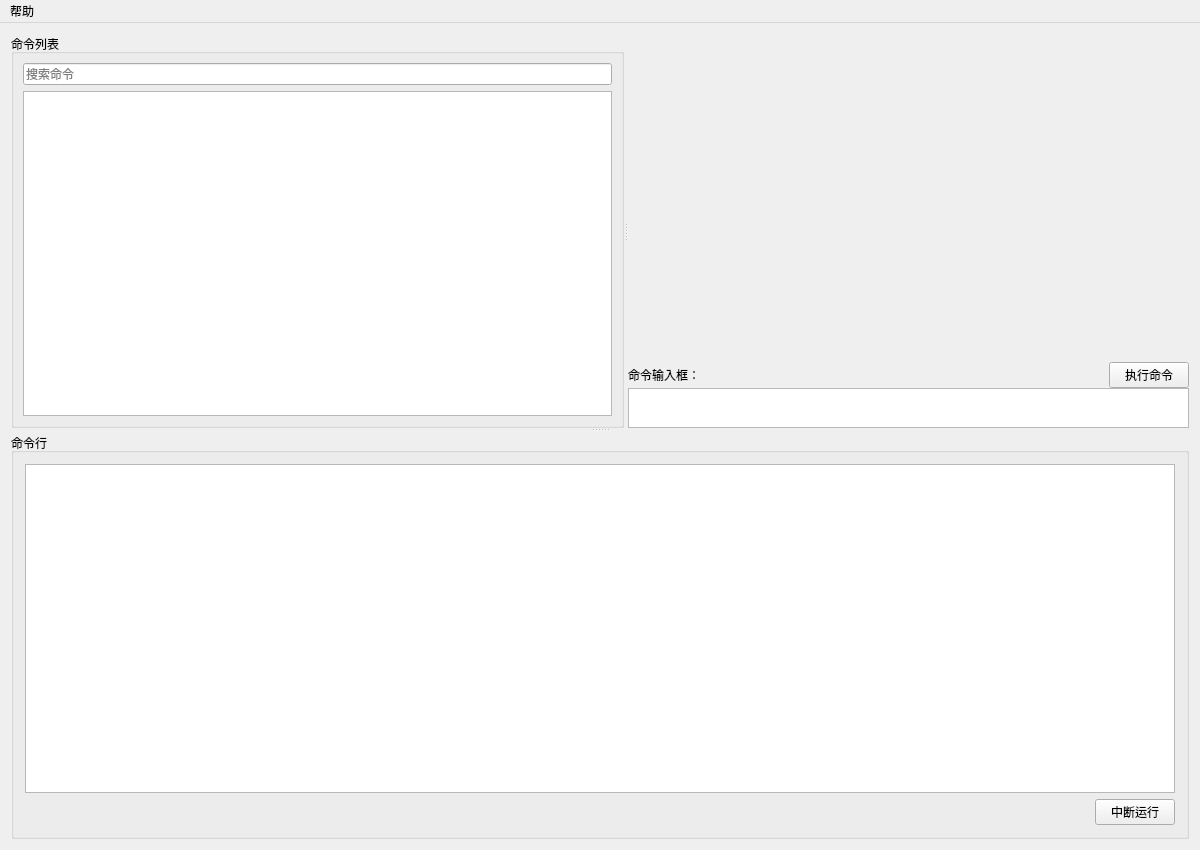
Before: the Qt Designer form src/EasyCmd/MainWindow.ui in doasyourself/EasyCmd, drawn with Qt 5.
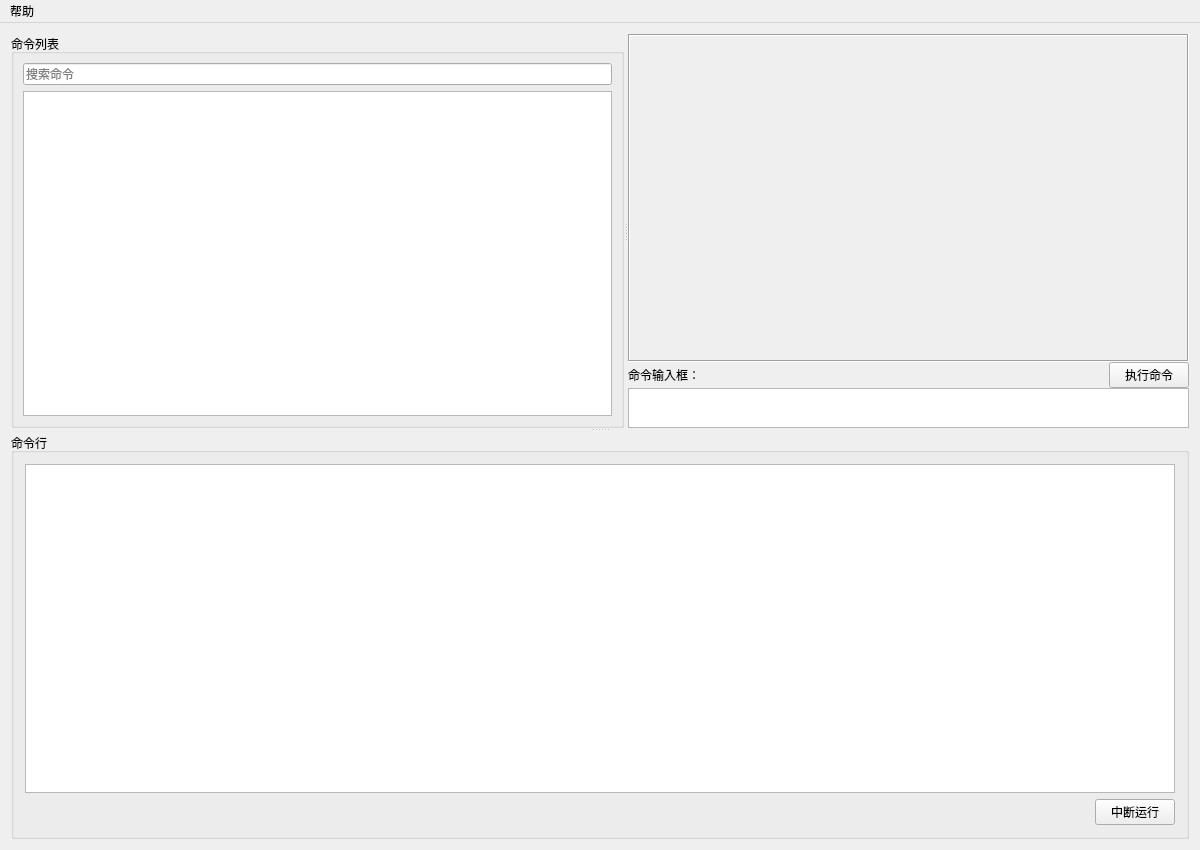
After: the same form once the commit is applied. Custom widgets are drawn as their Qt base class.

Commit message: 编写tasklist命令，界面基本画好了

```diff
--- a/src/EasyCmd/MainWindow.ui
+++ b/src/EasyCmd/MainWindow.ui
@@ -126,7 +126,7 @@
               <item>
                <widget class="QScrollArea" name="scrollArea">
                 <property name="frameShape">
-                 <enum>QFrame::NoFrame</enum>
+                 <enum>QFrame::Box</enum>
                 </property>
                 <property name="widgetResizable">
                  <bool>true</bool>
@@ -136,8 +136,8 @@
                   <rect>
                    <x>0</x>
                    <y>0</y>
-                   <width>564</width>
-                   <height>313</height>
+                   <width>560</width>
+                   <height>309</height>
                   </rect>
                  </property>
                 </widget>
```
The commit also changes 4 other files.
